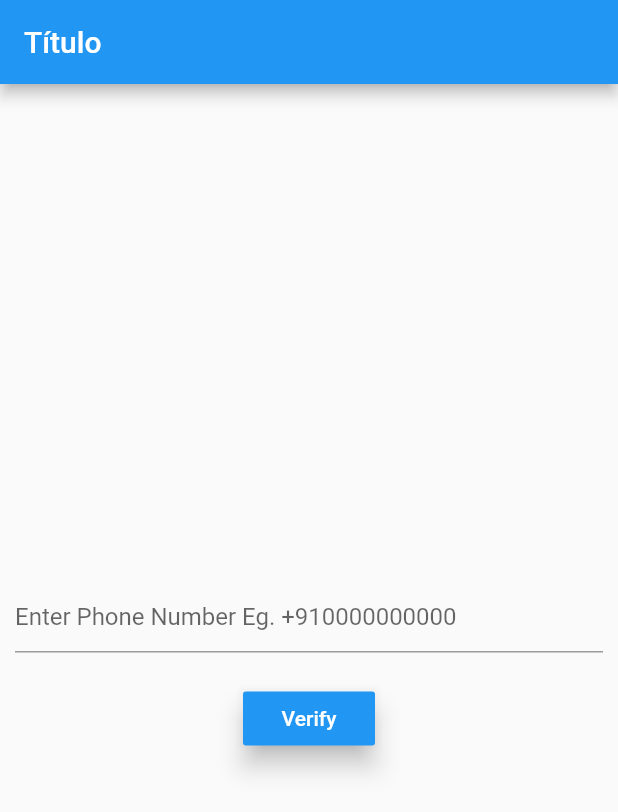
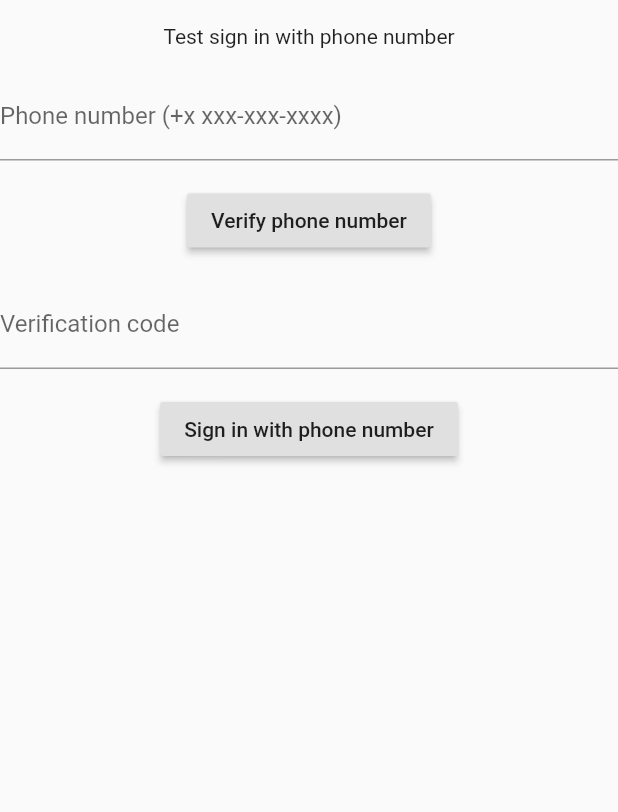
Before and after one commit to dojzao/appdogs, a Flutter app: the screen it shows after launch, on a phone screen of 412 x 824 dp. Shown: the top 812 px of the screen. Run offline on Flutter 3.47's test engine with Material 2 defaults, Android fonts, the phone set to English and light mode, and no system bars; our stand-ins replace firebase_auth; accounts and stored records are empty.

Commit message:
Inicio de Sesión telefono

```diff
--- a/lib/sign_in_phone.dart
+++ b/lib/sign_in_phone.dart
@@ -7,139 +7,131 @@ class PhoneSignInSection extends StatefulWidget {
 }
 
 class _PhoneSignInSectionState extends State<PhoneSignInSection> {
-  String phoneNo;
-  String smsOTP;
-  String verificationId;
-  String errorMessage = '';
-  FirebaseAuth _auth = FirebaseAuth.instance;
+  final FirebaseAuth _auth = FirebaseAuth.instance;
+  final TextEditingController _phoneNumberController = TextEditingController();
+  final TextEditingController _smsController = TextEditingController();
 
-  Future<void> verifyPhone() async {
-    final PhoneCodeSent smsOTPSent = (String verId, [int forceCodeResend]) {
-      this.verificationId = verId;
-      smsOTPDialog(context).then((value) {
-        print('sign in');
-      });
-    };
-    try {
-      await _auth.verifyPhoneNumber(
-          phoneNumber: this.phoneNo, // PHONE NUMBER TO SEND OTP
-          codeAutoRetrievalTimeout: (String verId) {
-            //Starts the phone number verification process for the given phone number.
-            //Either sends an SMS with a 6 digit code to the phone number specified, or sign's the user in and [verificationCompleted] is called.
-            this.verificationId = verId;
-          },
-          codeSent:
-          smsOTPSent, // WHEN CODE SENT THEN WE OPEN DIALOG TO ENTER OTP.
-          timeout: const Duration(seconds: 20),
-          verificationCompleted: (AuthCredential phoneAuthCredential) {
-            print(phoneAuthCredential);
-          },
-          verificationFailed: (AuthException exceptio) {
-            print('${exceptio.message}');
-          });
-    } catch (e) {
-    }
-  }
-
-  Future<bool> smsOTPDialog(BuildContext context) {
-    return showDialog(
-        context: context,
-        barrierDismissible: false,
-        builder: (BuildContext context) {
-          return new AlertDialog(
-            title: Text('Enter SMS Code'),
-            content: Container(
-              height: 85,
-              child: Column(children: [
-                TextField(
-                  onChanged: (value) {
-                    this.smsOTP = value;
-                  },
-                ),
-                (errorMessage != ''
-                    ? Text(
-                  errorMessage,
-                  style: TextStyle(color: Colors.red),
-                )
-                    : Container())
-              ]),
-            ),
-            contentPadding: EdgeInsets.all(10),
-            actions: <Widget>[
-              FlatButton(
-                child: Text('Done'),
-                onPressed: () {
-                  _auth.currentUser().then((user) {
-                    if (user != null) {
-                      Navigator.of(context).pop();
-                      Navigator.of(context).pushReplacementNamed('/homepage');
-                    } else {
-                      signIn();
-                    }
-                  });
-                },
-              )
-            ],
-          );
-        });
-  }
-
-  signIn() async {
-    try {
-      final AuthCredential credential = PhoneAuthProvider.getCredential(
-        verificationId: verificationId,
-        smsCode: smsOTP,
-      );
-      final FirebaseUser user = await _auth.signInWithCredential(credential);
-      final FirebaseUser currentUser = await _auth.currentUser();
-      assert(user.uid == currentUser.uid);
-      Navigator.of(context).pop();
-      Navigator.of(context).pushReplacementNamed('/homepage');
-    } catch (e) {
-    }
-  }
+  String _message = '';
+  String _verificationId;
 
   @override
   Widget build(BuildContext context) {
-    return Scaffold(
-      appBar: AppBar(
-        title: Text("Título"),
+    return new Scaffold(
+      body: new Column(
+      crossAxisAlignment: CrossAxisAlignment.start,
+      children: <Widget>[
+        Container(
+          child: const Text('Test sign in with phone number'),
+          padding: const EdgeInsets.all(16),
+          alignment: Alignment.center,
         ),
-      body: Center(
-        child: Column(
-          mainAxisAlignment: MainAxisAlignment.center,
-          children: <Widget>[
-            Padding(
-              padding: EdgeInsets.all(10),
-              child: TextField(
-                decoration: InputDecoration(
-                    hintText: 'Enter Phone Number Eg. +910000000000'),
-                onChanged: (value) {
-                  this.phoneNo = value;
+        TextFormField(
+          controller: _phoneNumberController,
+          decoration:
+          InputDecoration(labelText: 'Phone number (+x xxx-xxx-xxxx)'),
+          validator: (String value) {
+            if (value.isEmpty) {
+              return 'Phone number (+x xxx-xxx-xxxx)';
+            }
+            return null;
           },
         ),
+        Container(
+          padding: const EdgeInsets.symmetric(vertical: 16.0),
+          alignment: Alignment.center,
+          child: RaisedButton(
+            onPressed: () async {
+              _verifyPhoneNumber();
+            },
+            child: const Text('Verify phone number'),
           ),
-            (errorMessage != ''
-                ? Text(
-              errorMessage,
+        ),
+        TextField(
+          controller: _smsController,
+          decoration: InputDecoration(labelText: 'Verification code'),
+        ),
+        Container(
+          padding: const EdgeInsets.symmetric(vertical: 16.0),
+          alignment: Alignment.center,
+          child: RaisedButton(
+            onPressed: () async {
+              _signInWithPhoneNumber();
+            },
+            child: const Text('Sign in with phone number'),
+          ),
+        ),
+        Container(
+          alignment: Alignment.center,
+          padding: const EdgeInsets.symmetric(horizontal: 16),
+          child: Text(
+            _message,
             style: TextStyle(color: Colors.red),
-            )
-                : Container()),
-            SizedBox(
-              height: 10,
           ),
-            RaisedButton(
-              onPressed: () {
-                verifyPhone();
-              },
-              child: Text('Verify'),
-              textColor: Colors.white,
-              elevation: 7,
-              color: Colors.blue,
         )
       ],
-        ),
-      ),
+    ));
+  }
+
+  // Example code of how to verify phone number
+  void _verifyPhoneNumber() async {
+    setState(() {
+      _message = '';
+    });
+    final PhoneVerificationCompleted verificationCompleted =
+        (AuthCredential phoneAuthCredential) {
+      _auth.signInWithCredential(phoneAuthCredential);
+      setState(() {
+        _message = 'Received phone auth credential: $phoneAuthCredential';
+      });
+    };
+
+    final PhoneVerificationFailed verificationFailed =
+        (AuthException authException) {
+      setState(() {
+        _message =
+        'Phone number verification failed. Code: ${authException.code}. Message: ${authException.message}';
+      });
+    };
+
+    final PhoneCodeSent codeSent =
+        (String verificationId, [int forceResendingToken]) async {
+      SnackBar(
+        content:
+        const Text('Please check your phone for the verification code.'),
       );
+      _verificationId = verificationId;
+    };
+
+    final PhoneCodeAutoRetrievalTimeout codeAutoRetrievalTimeout =
+        (String verificationId) {
+      _verificationId = verificationId;
+    };
+
+    await _auth.verifyPhoneNumber(
+        phoneNumber: _phoneNumberController.text,
+        timeout: const Duration(seconds: 5),
+        verificationCompleted: verificationCompleted,
+        verificationFailed: verificationFailed,
+        codeSent: codeSent,
+        codeAutoRetrievalTimeout: codeAutoRetrievalTimeout);
+  }
+
+  // Example code of how to sign in with phone.
+  void _signInWithPhoneNumber() async {
+    final AuthCredential credential = PhoneAuthProvider.getCredential(
+      verificationId: _verificationId,
+      smsCode: _smsController.text,
+    );
+    final FirebaseUser user =
+        (await _auth.signInWithCredential(credential));
+    final FirebaseUser currentUser = await _auth.currentUser();
+    assert(user.uid == currentUser.uid);
+    setState(() {
+      if (user != null) {
+        _message = 'Successfully signed in, uid: ' + user.uid;
+      } else {
+        _message = 'Sign in failed';
+      }
+    });
   }
 }
```
Lines whose indentation alone changed are shown as unchanged.
